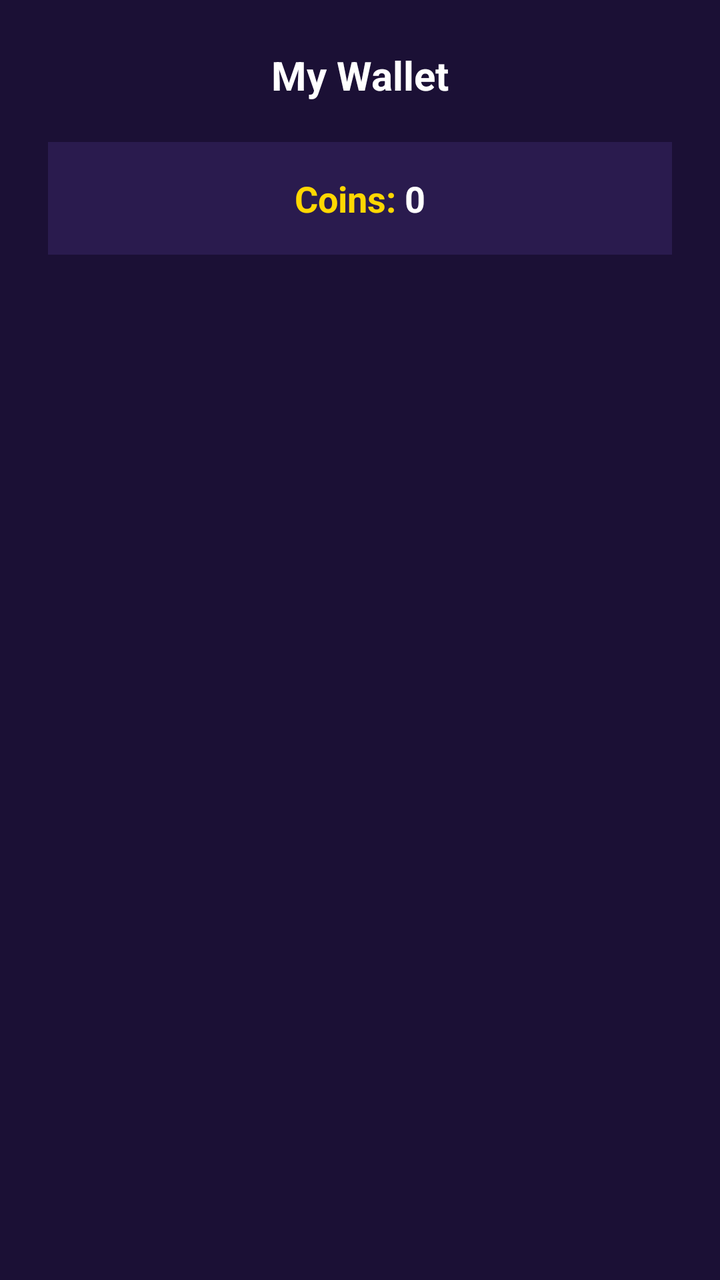
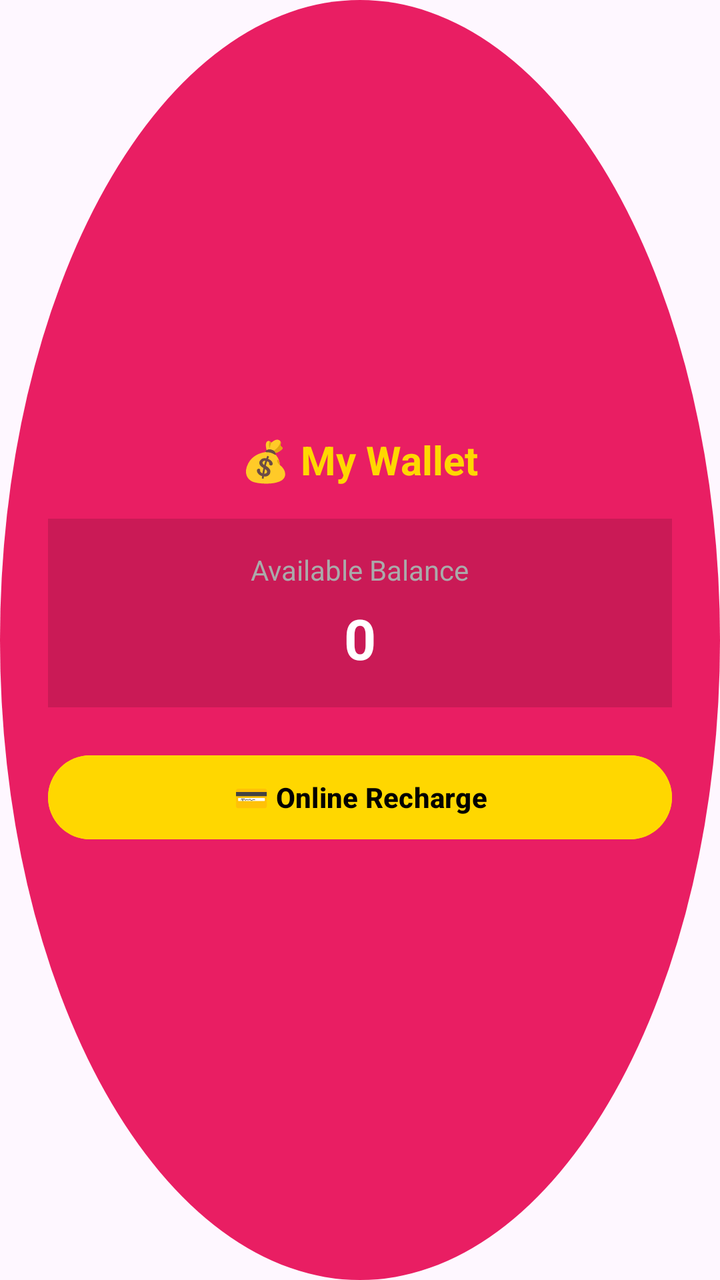

Before-and-after screenshots of an Android layout around one commit, followed by the original layout XML and the change that was made.
<!-- AndroidManifest.xml: application theme Theme.SRVoiceChat -->
<!-- res/layout/dialog_wallet_recharge.xml -->
<?xml version="1.0" encoding="utf-8"?>
<LinearLayout xmlns:android="http://schemas.android.com/apk/res/android"
    android:layout_width="match_parent"
    android:layout_height="wrap_content"
    android:orientation="vertical"
    android:background="#1B1035"
    android:padding="24dp">

    
    <TextView
        android:layout_width="match_parent"
        android:layout_height="wrap_content"
        android:text="My Wallet"
        android:textColor="#FFFFFF"
        android:textSize="20sp"
        android:textStyle="bold"
        android:gravity="center"
        android:layout_marginBottom="20dp"/>

    
    <LinearLayout
        android:layout_width="match_parent"
        android:layout_height="wrap_content"
        android:orientation="horizontal"
        android:gravity="center"
        android:background="#2A1B4E"
        android:padding="16dp"
        android:layout_marginBottom="20dp"
        android:backgroundTint="#2A1B4E">

        <TextView
            android:layout_width="wrap_content"
            android:layout_height="wrap_content"
            android:text="Coins: "
            android:textColor="#FFD700"
            android:textSize="18sp"
            android:textStyle="bold"/>

        <TextView
            android:id="@+id/tvCoinBalance"
            android:layout_width="wrap_content"
            android:layout_height="wrap_content"
            android:text="0"
            android:textColor="#FFFFFF"
            android:textSize="18sp"
            android:textStyle="bold"/>
    </LinearLayout>

</LinearLayout>
<!-- resources referenced by this layout -->
<resources>
  <style name="Theme.SRVoiceChat" parent="Theme.Material3.DayNight.NoActionBar">
          <item name="colorPrimary">#FF4081</item>
          <item name="android:statusBarColor">#FF4081</item>
          <item name="android:windowLightStatusBar">true</item>
      </style>
</resources>

<!-- the commit's change to res/layout/dialog_wallet_recharge.xml (unified diff, before → after) -->
@@ -3,38 +3,37 @@
     android:layout_width="match_parent"
     android:layout_height="wrap_content"
     android:orientation="vertical"
-    android:background="#1B1035"
-    android:padding="24dp">
+    android:background="@drawable/bg_plus_btn"
+    android:padding="24dp"
+    android:gravity="center">
 
     
     <TextView
-        android:layout_width="match_parent"
+        android:layout_width="wrap_content"
         android:layout_height="wrap_content"
-        android:text="My Wallet"
-        android:textColor="#FFFFFF"
+        android:text="💰 My Wallet"
+        android:textColor="#FFD700"
         android:textSize="20sp"
         android:textStyle="bold"
-        android:gravity="center"
-        android:layout_marginBottom="20dp"/>
+        android:layout_marginBottom="16dp"/>
 
     
     <LinearLayout
         android:layout_width="match_parent"
         android:layout_height="wrap_content"
-        android:orientation="horizontal"
+        android:orientation="vertical"
+        android:background="#22000000"
+        android:padding="16dp"
         android:gravity="center"
-        android:background="#2A1B4E"
-        android:padding="16dp"
-        android:layout_marginBottom="20dp"
-        android:backgroundTint="#2A1B4E">
+        android:layout_marginBottom="20dp">
 
         <TextView
             android:layout_width="wrap_content"
             android:layout_height="wrap_content"
-            android:text="Coins: "
-            android:textColor="#FFD700"
-            android:textSize="18sp"
-            android:textStyle="bold"/>
+            android:text="Available Balance"
+            android:textColor="#AAAAAA"
+            android:textSize="14sp"
+            android:layout_marginBottom="6dp"/>
 
         <TextView
             android:id="@+id/tvCoinBalance"
@@ -42,8 +41,18 @@
             android:layout_height="wrap_content"
             android:text="0"
             android:textColor="#FFFFFF"
-            android:textSize="18sp"
+            android:textSize="28sp"
             android:textStyle="bold"/>
     </LinearLayout>
 
+    
+    <Button
+        android:id="@+id/btnOnlineRecharge"
+        android:layout_width="match_parent"
+        android:layout_height="50dp"
+        android:text="💳 Online Recharge"
+        android:textColor="#000000"
+        android:textStyle="bold"
+        android:backgroundTint="#FFD700"/>
+
 </LinearLayout>
<!-- resource entries referenced after the edit -->
@@ -1,5 +1,10 @@
 <!-- resources referenced by this layout -->
 <resources>
+  <!-- drawable bg_plus_btn (drawable) -->
+  <?xml version="1.0" encoding="utf-8"?>
+  <shape xmlns:android="http://schemas.android.com/apk/res/android" android:shape="oval">
+      <solid android:color="#E91E63"/>
+  </shape>
   <style name="Theme.SRVoiceChat" parent="Theme.Material3.DayNight.NoActionBar">
           <item name="colorPrimary">#FF4081</item>
           <item name="android:statusBarColor">#FF4081</item>
